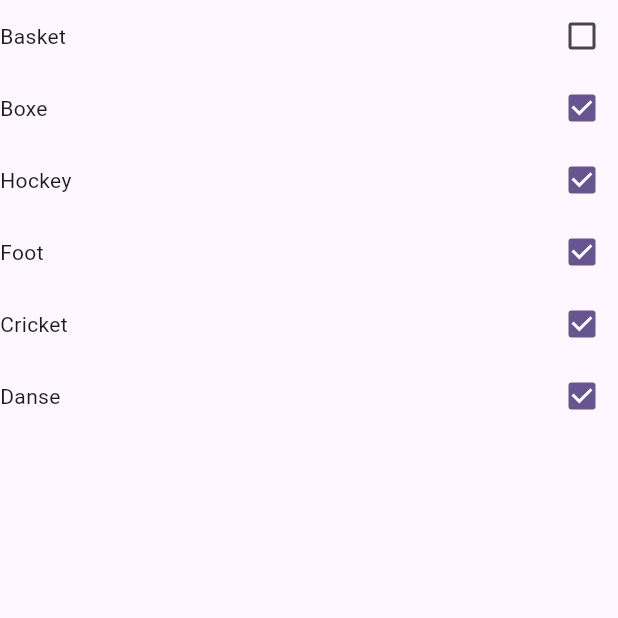
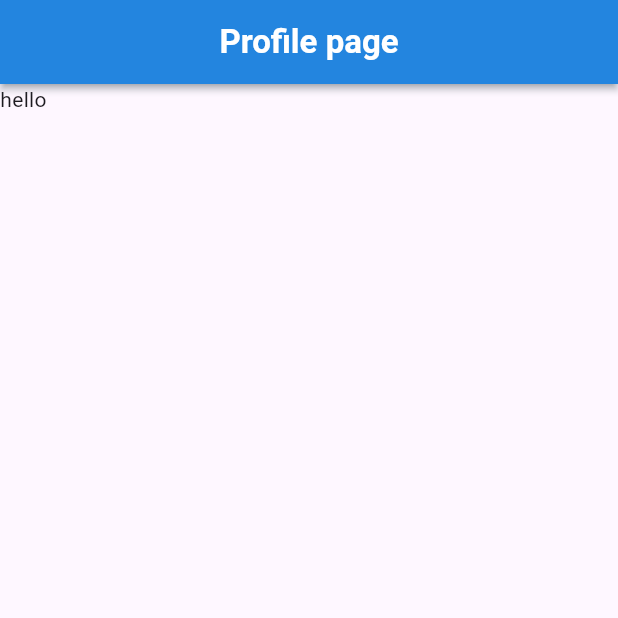
Before and after one commit to anastasiiaal/flutter-stateful-app, a Flutter app: the screen it shows after launch, on a phone screen of 412 x 824 dp, the top half of it. Run offline on Flutter 3.47's test engine with Material 3 defaults, Android fonts, the phone set to English and light mode, and no system bars.

Commit message:
start code project camera

```diff
--- /dev/null
+++ b/lib/class/profile.dart
@@ -0,0 +1,27 @@
+class Profile {
+
+  String firstName;
+  String lastName;
+  int? age;
+  double height;
+  Gender gender;
+  List<String> hobbies;
+  String favoriteProgrammingLanguage;
+  String secret;
+
+  Profile({
+    this.firstName = "",
+    this.lastName = "",
+    this.age,
+    this.height = 0.0,
+    this.gender = Gender.male,
+    this.hobbies = const [],
+    this.favoriteProgrammingLanguage = "",
+    this.secret = ""
+  });
+}
+
+enum Gender {
+  male,
+  female
+}
--- a/lib/main.dart
+++ b/lib/main.dart
@@ -1,4 +1,6 @@
 import 'package:flutter/material.dart';
+
+import 'class/profile.dart';
 
 void main() {
   runApp(const MyApp());
@@ -15,75 +17,38 @@ class MyApp extends StatelessWidget {
         colorScheme: ColorScheme.fromSeed(seedColor: Colors.deepPurple),
         useMaterial3: true,
       ),
-      home: const Test(),
+      home: const InteractivePage(),
     );
   }
 }
 
-class Test extends StatefulWidget {
-  const Test({super.key});
+class InteractivePage extends StatefulWidget {
+  const InteractivePage({super.key});
 
   @override
-  TestState createState() => TestState();
+  InteractivePageState createState() => InteractivePageState();
 }
 
-class TestState extends State<Test> {
-  late TextEditingController textEditingController;
-  Color backgroundColor = Colors.red;
-  Map<String, bool> sportList = {
-    "Basket": false,
-    "Boxe": true,
-    "Hockey": true,
-    "Foot": true,
-    "Cricket": true,
-    "Danse": true,
-  };
+class InteractivePageState extends State<InteractivePage> {
 
-  @override
-  void initState() {
-    super.initState();
-    textEditingController = TextEditingController();
-  }
-
-  @override
-  void dispose() {
-    textEditingController.dispose();
-    super.dispose();
-  }
+  Profile profile = Profile(firstName: "YourFirstName", lastName: "YourLastName");
 
   @override
   Widget build(BuildContext context) {
-
     return Scaffold(
-      body: SafeArea(
-        child: generateCheckList(),
-      )
+      appBar: AppBar(
+        title: const Text(
+          "Profile page",
+          style: TextStyle(fontWeight: FontWeight.w600, color: Colors.white),
+        ),
+        elevation: 2,
+        shadowColor: Colors.blueGrey[300],
+        centerTitle: true,
+        backgroundColor: Colors.blue[600],
+      ),
+    body: const SingleChildScrollView(
+      child: Text('hello'),
+    ),
     );
   }
-
-  Widget generateCheckList() {
-
-    List<Widget> widgetSportList = [];
-
-    sportList.forEach((label, value) {
-
-      Widget rowItem = Row(
-        mainAxisAlignment: MainAxisAlignment.spaceBetween,
-        mainAxisSize: MainAxisSize.max,
-        children: [
-          Text(label),
-          Checkbox(
-              value: value,
-              onChanged: ((newValue) => setState(() {
-                sportList[label] = newValue ?? false;
-              }))
-          )
-        ],
-      );
-
-      widgetSportList.add(rowItem);
-    });
-
-    return Column(children: widgetSportList);
-  }
 }
--- a/pubspec.yaml
+++ b/pubspec.yaml
@@ -35,6 +35,7 @@ dependencies:
   # The following adds the Cupertino Icons font to your application.
   # Use with the CupertinoIcons class for iOS style icons.
   cupertino_icons: ^1.0.2
+  image_picker: ^1.0.7
 
 dev_dependencies:
   flutter_test:
```
Also changed, not shown: pubspec.lock, 1 other file.
